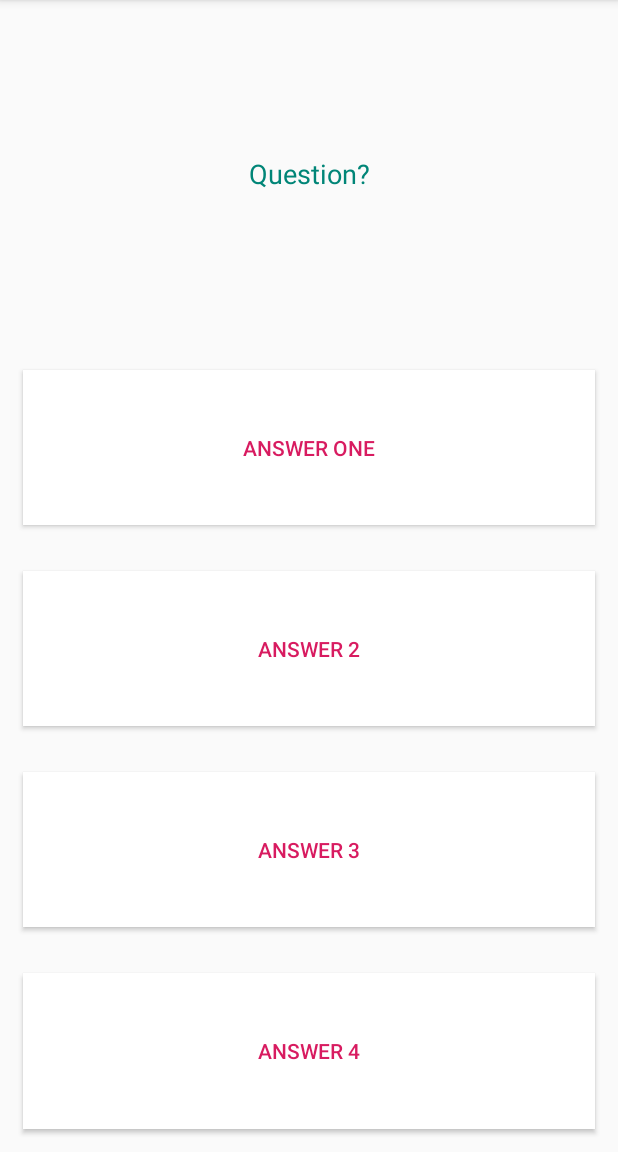
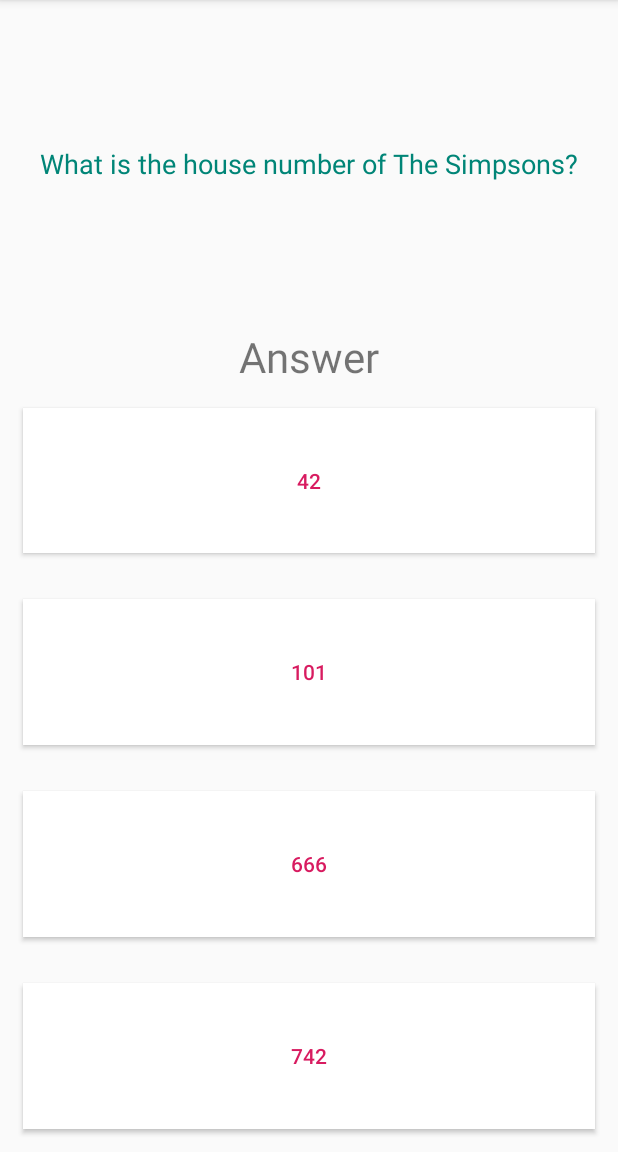
Before and after one commit to Talamproxy/TopQuizApp, an Android app: the Game screen opened directly, with no data from a screen before it, on a phone screen of 412 x 824 dp, the part 84-1236 px from its top. Run offline under Robolectric (Android 15) with nearby library versions, the phone set to English and light mode, and no system bars.

Commit message:
Add questions model questionlist.java

```diff
--- a/app/src/main/java/com/example/logoquiz/Game.java
+++ b/app/src/main/java/com/example/logoquiz/Game.java
@@ -2,75 +2,94 @@ package com.example.logoquiz;
 
 import androidx.appcompat.app.AppCompatActivity;
 
+import android.content.Intent;
 import android.os.Bundle;
+import android.view.View;
+import android.widget.Button;
+import android.widget.TextView;
+import android.widget.Toast;
 
 import com.example.logoquiz.models.QuestionBank;
+import com.example.logoquiz.models.Questionlist;
 import com.example.logoquiz.models.Questions;
+
 
 import java.util.Arrays;
 
-public class Game extends AppCompatActivity {
-    public QuestionBank mQuestionBank;
+public class Game extends AppCompatActivity implements View.OnClickListener {
+    public QuestionBank mQuestionlist;
+    public Button mButton1, mButton2, mButton3,mButton4;
+    public Questions mCurrentQuestions;
+    public TextView mQuizText, mPoints;
+
 
     @Override
     protected void onCreate(Bundle savedInstanceState) {
         super.onCreate(savedInstanceState);
         setContentView(R.layout.activity_game);
-        mQuestionBank= this.generateQuestions();
+        mQuestionlist= Questionlist.generateQuestions();
+        mButton1 =  findViewById(R.id.btn_quiz_1);
+        mButton2 = findViewById(R.id.btn_quiz_2);
+        mButton3 = findViewById(R.id.btn_quiz_3);
+        mButton4 = findViewById(R.id.btn_quiz_4);
+        mQuizText = findViewById(R.id.question_text);
+        mPoints =findViewById(R.id.points);
+
+
+        mButton1.setOnClickListener(this);
+        mButton2.setOnClickListener(this);
+        mButton3.setOnClickListener(this);
+        mButton4.setOnClickListener(this);
+
+        mButton1.setTag(0);
+        mButton2.setTag(1);
+        mButton3.setTag(2);
+        mButton4.setTag(3);
+
+        mCurrentQuestions = mQuestionlist.getQuestions();
+        this.displayQuestion(mCurrentQuestions);
+    }
+
+    private void displayQuestion(final Questions questions){
+        mQuizText.setText(questions.getQuestions());
+        mButton1.setText(questions.getChoiceList().get(0));
+        mButton2.setText(questions.getChoiceList().get(1));
+        mButton3.setText(questions.getChoiceList().get(2));
+        mButton4.setText(questions.getChoiceList().get(3));
+
+
+    }
+    public void functpoints(){
+        int points=0;
+
+
+        String stripoints=getText(points).toString();
+        mPoints.setText(stripoints);
+
+
     }
 
 
 
+    @Override
+    public void onClick(View v) {
+        int ansIndex=(int) v.getTag();
+        if(ansIndex== mQuestionlist.getQuestions().getQuestionsIndex()){
+            Toast.makeText(Game.this,"correct!", Toast.LENGTH_LONG).show();
+            Intent refresh=new Intent(Game.this,Game.class);
+            String status="Correct";
+            mPoints.setText(status);
+            startActivity(refresh);
+        }else{
+
+            Toast.makeText(Game.this,"Wrong !", Toast.LENGTH_LONG).show();
+            Intent refresh=new Intent(Game.this,Game.class);
+            String status="Wrong";
+            mPoints.setText(status);
+            startActivity(refresh);
 
 
-    private QuestionBank generateQuestions() {
+        }
 
-
-        Questions question1 = new Questions("What is the name of the current french president?",
-                Arrays.asList("François Hollande", "Emmanuel Macron", "Jacques Chirac", "François Mitterand"),
-                1);
-
-        Questions question2 = new Questions("How many countries are there in the European Union?",
-                Arrays.asList("15", "24", "28", "32"),
-                2);
-
-        Questions question3 = new Questions("Who is the creator of the Android operating system?",
-                Arrays.asList("Andy Rubin", "Steve Wozniak", "Jake Wharton", "Paul Smith"),
-                0);
-
-        Questions question4 = new Questions("When did the first man land on the moon?",
-                Arrays.asList("1958", "1962", "1967", "1969"),
-                3);
-
-        Questions question5 = new Questions("What is the capital of Romania?",
-                Arrays.asList("Bucarest", "Warsaw", "Budapest", "Berlin"),
-                0);
-
-        Questions question6 = new Questions("Who did the Mona Lisa paint?",
-                Arrays.asList("Michelangelo", "Leonardo Da Vinci", "Raphael", "Carravagio"),
-                1);
-
-        Questions question7 = new Questions("In which city is the composer Frédéric Chopin buried?",
-                Arrays.asList("Strasbourg", "Warsaw", "Paris", "Moscow"),
-                2);
-
-        Questions question8 = new Questions("What is the country top-level domain of Belgium?",
-                Arrays.asList(".bg", ".bm", ".bl", ".be"),
-                3);
-
-        Questions question9 = new Questions("What is the house number of The Simpsons?",
-                Arrays.asList("42", "101", "666", "742"),
-                3);
-
-        return new QuestionBank(Arrays.asList(question1,
-                question2,
-                question3,
-                question4,
-                question5,
-                question6,
-                question7,
-                question8,
-                question9));
     }
-
 }
--- /dev/null
+++ b/app/src/main/java/com/example/logoquiz/models/Questionlist.java
@@ -0,0 +1,61 @@
+package com.example.logoquiz.models;
+
+import java.util.Arrays;
+import java.util.List;
+
+public class Questionlist {
+
+   public static QuestionBank generateQuestions(){
+
+       Questions question1 = new Questions("What is the name of the current french president?",
+               Arrays.asList("François Hollande", "Emmanuel Macron", "Jacques Chirac", "François Mitterand"),
+               1);
+
+       Questions question2 = new Questions("How many countries are there in the European Union?",
+               Arrays.asList("15", "24", "28", "32"),
+               2);
+
+       Questions question3 = new Questions("Who is the creator of the Android operating system?",
+               Arrays.asList("Andy Rubin", "Steve Wozniak", "Jake Wharton", "Paul Smith"),
+               0);
+
+       Questions question4 = new Questions("When did the first man land on the moon?",
+               Arrays.asList("1958", "1962", "1967", "1969"),
+               3);
+
+       Questions question5 = new Questions("What is the capital of Romania?",
+               Arrays.asList("Bucarest", "Warsaw", "Budapest", "Berlin"),
+               0);
+
+       Questions question6 = new Questions("Who did the Mona Lisa paint?",
+               Arrays.asList("Michelangelo", "Leonardo Da Vinci", "Raphael", "Carravagio"),
+               1);
+
+       Questions question7 = new Questions("In which city is the composer Frédéric Chopin buried?",
+               Arrays.asList("Strasbourg", "Warsaw", "Paris", "Moscow"),
+               2);
+
+       Questions question8 = new Questions("What is the country top-level domain of Belgium?",
+               Arrays.asList(".bg", ".bm", ".bl", ".be"),
+               3);
+
+       Questions question9 = new Questions("What is the house number of The Simpsons?",
+               Arrays.asList("42", "101", "666", "742"),
+               3);
+
+       return new QuestionBank(Arrays.asList(question1,
+               question2,
+               question3,
+               question4,
+               question5,
+               question6,
+               question7,
+               question8,
+               question9));
+
+
+
+   }
+
+
+}
--- a/app/src/main/res/layout/activity_game.xml
+++ b/app/src/main/res/layout/activity_game.xml
@@ -1,6 +1,5 @@
 <?xml version="1.0" encoding="utf-8"?>
 <LinearLayout xmlns:android="http://schemas.android.com/apk/res/android"
-    xmlns:app="http://schemas.android.com/apk/res-auto"
     xmlns:tools="http://schemas.android.com/tools"
     android:layout_width="match_parent"
     android:layout_height="match_parent"
@@ -11,51 +10,67 @@
         android:layout_width="match_parent"
         android:layout_height="wrap_content"
         android:gravity="center"
-        android:text="Question?"
+        android:text="@string/answer"
         android:id="@+id/question_text"
         android:textSize="18sp"
         android:textColor="@color/colorPrimary"
-        android:layout_weight="2"></TextView>
+        android:layout_weight="2"/>
+    <LinearLayout
+        android:layout_width="match_parent"
+        android:layout_height="wrap_content"
+        android:orientation="horizontal">
+        <TextView
+            android:id="@+id/points"
+            android:layout_width="match_parent"
+            android:layout_height="wrap_content"
+            android:text="@string/answer"
+            android:textSize="28sp"
+            android:gravity="center">
+
+
+        </TextView>
+    </LinearLayout>
+
     <Button
         android:layout_width="match_parent"
         android:layout_height="0dp"
         android:id="@+id/btn_quiz_1"
         android:background="@color/white"
         android:layout_weight="1"
-        android:text="Answer one"
+        android:text="@string/answer"
         android:layout_margin="15dp"
         android:textColor="@color/colorAccent"
-        ></Button>
+        />
     <Button
         android:layout_width="match_parent"
         android:layout_height="0dp"
         android:id="@+id/btn_quiz_2"
         android:background="@color/white"
         android:layout_weight="1"
-        android:text="Answer 2"
+        android:text="@string/answer"
         android:layout_margin="15dp"
         android:textColor="@color/colorAccent"
-        ></Button>
+        />
     <Button
         android:layout_width="match_parent"
         android:layout_height="0dp"
         android:id="@+id/btn_quiz_3"
         android:background="@color/white"
         android:layout_weight="1"
-        android:text="Answer 3"
+        android:text="@string/answer"
         android:layout_margin="15dp"
         android:textColor="@color/colorAccent"
-        ></Button>
+        />
     <Button
         android:layout_width="match_parent"
         android:layout_height="0dp"
         android:id="@+id/btn_quiz_4"
         android:background="@color/white"
         android:layout_weight="1"
-        android:text="Answer 4"
+        android:text="@string/answer"
         android:layout_margin="15dp"
         android:textColor="@color/colorAccent"
-        ></Button>
+        />
 
 
 
--- a/app/src/main/res/values/strings.xml
+++ b/app/src/main/res/values/strings.xml
@@ -1,3 +1,6 @@
 <resources>
     <string name="app_name">TopQuiz</string>
+    <string name="correct">Correct!</string>
+    <string name="wrong">Wrong!</string>
+    <string name="answer">Answer</string>
 </resources>
```
